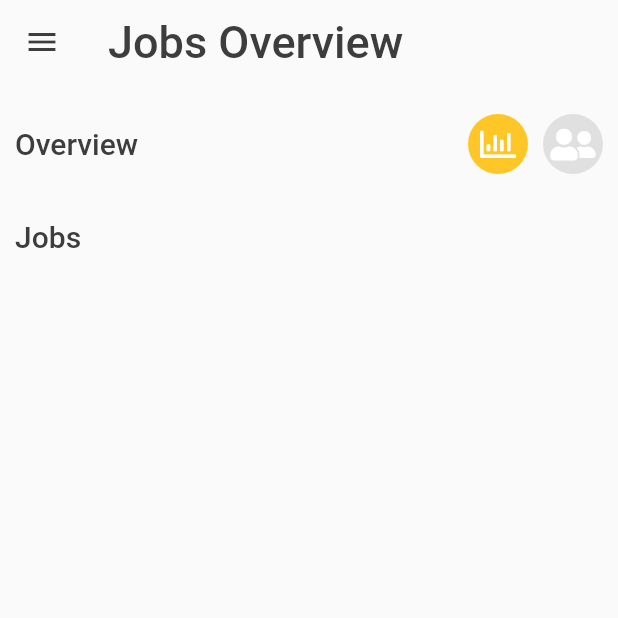
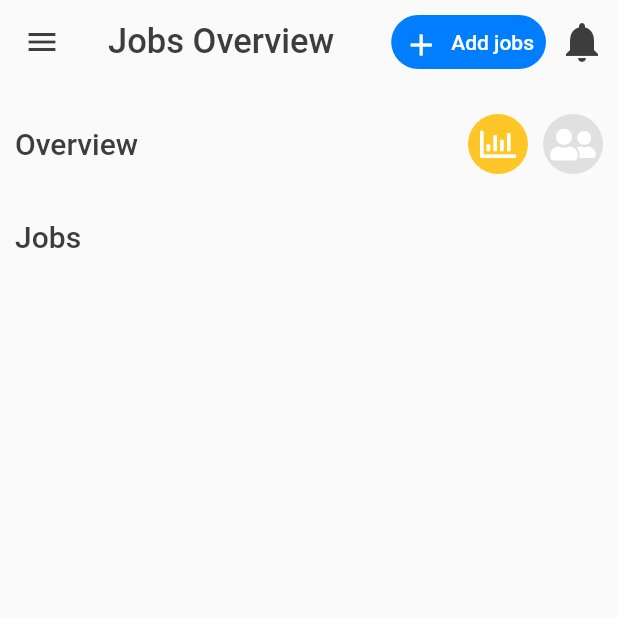
Before and after one commit to flutterexcel/recruit, a Flutter app: the JobsOverviewPage screen opened directly with empty values, on a phone screen of 412 x 824 dp, the top half of it. Run offline on Flutter 3.47's test engine with Material 2 defaults, Android fonts, the phone set to English and light mode, and no system bars; our stand-ins replace bloc, equatable, flutter_bloc, flutter_svg, font_awesome_flutter, percent_indicator and 3 more; accounts and stored records are empty; statements that could not run were skipped; project files that could hold a hidden picture were left out.

Commit message:
change ui of job overview create  notification screen

```diff
--- a/lib/app_colors.dart
+++ b/lib/app_colors.dart
@@ -22,6 +22,7 @@ class AppColors {
   static const Color Voilet = Color(0xFF9964E3);
 
   static const Color LIght_Voilet = Color(0xFFCFB8F2);
+  static const Color white = Color(0xFFffffff);
   static const Color Green = Color(0xFF3ABF94);
   static const Color Light_Green = Color(0xFFBBEBD1);
 }
--- a/lib/widgets/jobs_overview/jobsoverviewpage.dart
+++ b/lib/widgets/jobs_overview/jobsoverviewpage.dart
@@ -7,6 +7,7 @@ import 'package:flutter_product_recruit/widgets/navigation_list.dart';
 import 'package:font_awesome_flutter/font_awesome_flutter.dart';
 
 import '../../app_colors.dart';
+import '../timeline.dart';
 import 'hiring_team.dart';
 import 'main_jobdes.dart';
 
@@ -40,9 +41,34 @@ class _JobsOverviewPageState extends State<JobsOverviewPage> {
         elevation: 0,
         title: Text(
           'Jobs Overview',
-          style: TextStyle(color: AppColors.Black, fontSize: 30),
+          style: TextStyle(color: AppColors.Black, fontSize: 23),
           textAlign: TextAlign.left,
         ),
+        actions: [
+          Container(
+            margin: EdgeInsets.symmetric(vertical: 10),
+            child: TextButton.icon(
+              style: TextButton.styleFrom(
+                textStyle: TextStyle(color: AppColors.white),
+                backgroundColor: AppColors.Primary,
+                shape: RoundedRectangleBorder(
+                  borderRadius: BorderRadius.circular(24.0),
+                ),
+              ),
+              onPressed: () => {},
+              icon: Icon(Icons.add, color: AppColors.white),
+              label: Text('Add jobs', style: TextStyle(color: AppColors.white)),
+            ),
+          ),
+          IconButton(
+              onPressed: () {
+                Navigator.push(
+                  context,
+                  MaterialPageRoute(builder: (context) => TrackTimeLine()),
+                );
+              },
+              icon: Icon(Icons.notifications, size: 32)),
+        ],
       ),
       body: SingleChildScrollView(
         child: Container(
--- a/pubspec.yaml
+++ b/pubspec.yaml
@@ -35,6 +35,7 @@ dependencies:
   percent_indicator: ^2.1.9
   step_progress_indicator: ^0.2.5+8
   intl: ^0.16.1
+  timelines:
 
 
   # The following adds the Cupertino Icons font to your application.
```
Also changed, not shown: lib/widgets/jobs_overview/jobtitle.dart (+7 -3 lines), lib/widgets/timeline.dart (added, +99 -0 lines), pubspec.lock.
